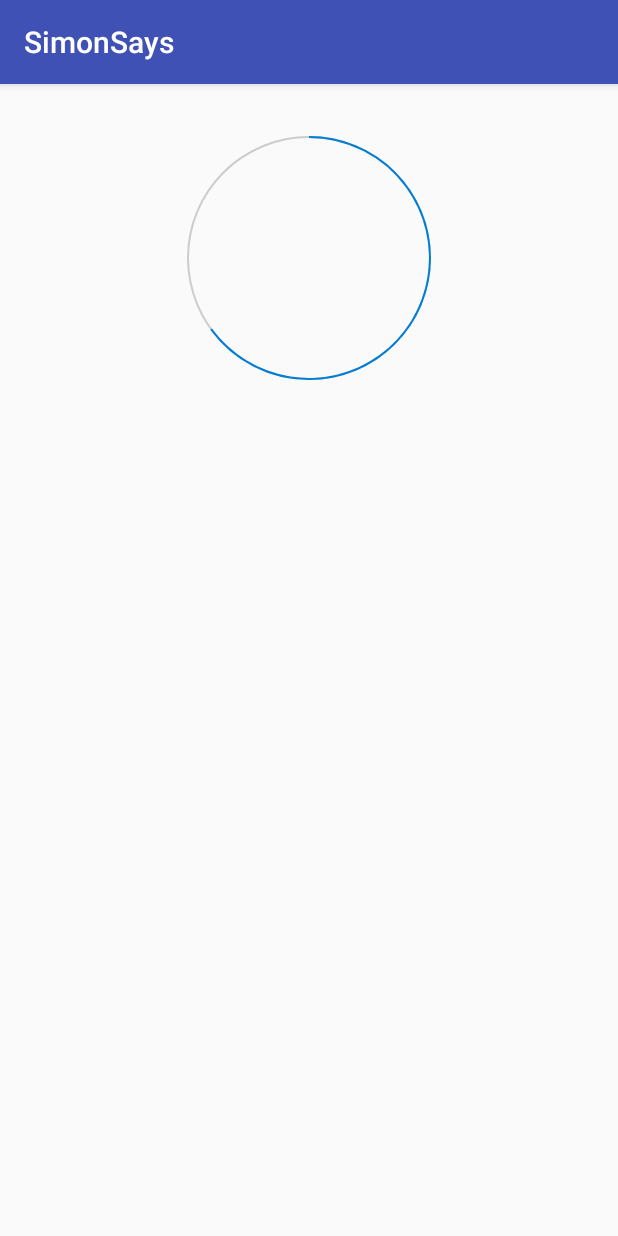
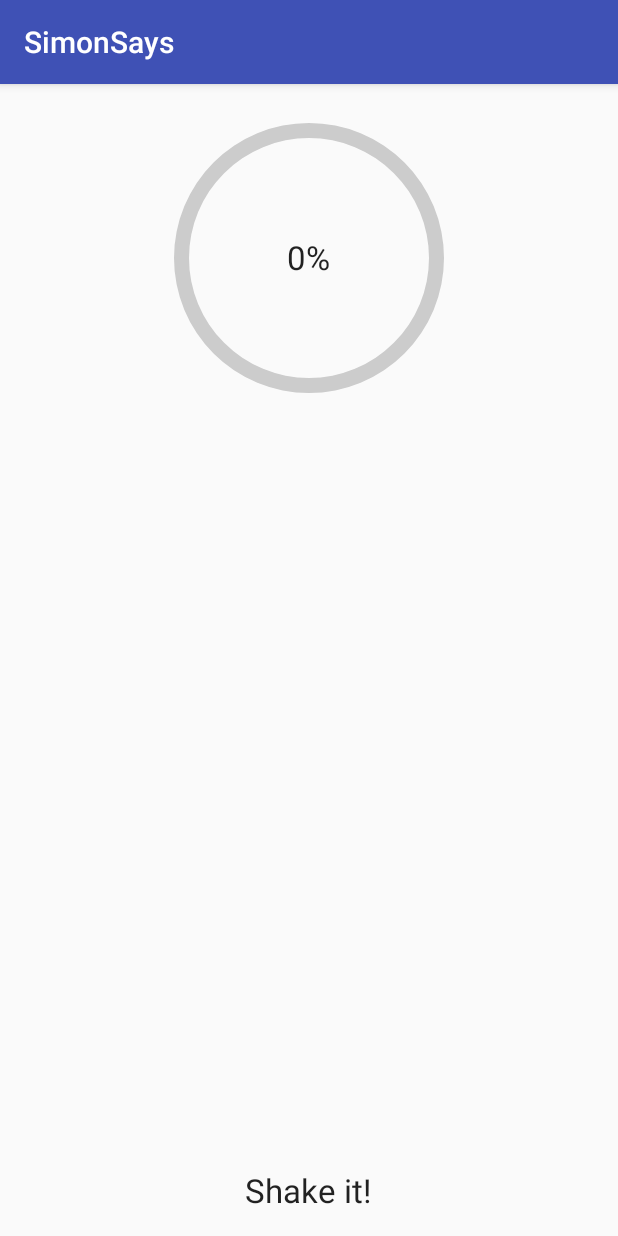
Before and after one commit to sjyan/Simon-Says, an Android app: the screen it shows after launch (MainActivity), on a phone screen of 412 x 824 dp. Run offline under Robolectric (Android 15) with nearby library versions, the phone set to English and light mode, and no system bars.

Commit message:
Finished Shaker Activity

```diff
--- a/app/src/main/java/edu/unc/sjyan/simonsays/MainActivity.java
+++ b/app/src/main/java/edu/unc/sjyan/simonsays/MainActivity.java
@@ -1,13 +1,68 @@
 package edu.unc.sjyan.simonsays;
 
+import android.content.Context;
+import android.hardware.Sensor;
+import android.hardware.SensorEvent;
+import android.hardware.SensorEventListener;
+import android.hardware.SensorManager;
 import android.support.v7.app.AppCompatActivity;
 import android.os.Bundle;
+import android.util.Log;
+import android.widget.ProgressBar;
+import android.widget.TextView;
 
-public class MainActivity extends AppCompatActivity {
+import java.util.List;
+
+public class MainActivity extends AppCompatActivity implements SensorEventListener {
+
+    SensorManager sm;
+    private Sensor s;
+    private List<Sensor> l;
+    ProgressBar pb;
+    float progress;
+    TextView percent;
 
     @Override
     protected void onCreate(Bundle savedInstanceState) {
         super.onCreate(savedInstanceState);
         setContentView(R.layout.activity_main);
+
+        sm = (SensorManager) getSystemService(Context.SENSOR_SERVICE);
+        l = sm.getSensorList(Sensor.TYPE_ALL);
+        s = sm.getDefaultSensor(Sensor.TYPE_GYROSCOPE);
+        sm.registerListener(this, s, 1000000);
+
+        pb = (ProgressBar) findViewById(R.id.progressBar);
+        percent = (TextView) findViewById(R.id.percent);
+        progress = 0;
+    }
+
+    @Override
+    public void onSensorChanged(SensorEvent event) {
+        float x = event.values[0];
+        float y = event.values[1];
+        float z = event.values[2];
+
+        updateProgress(x, y, z);
+    }
+
+    public void updateProgress(float x, float y, float z) {
+        progress += 0.1 * calculateRotationRate(x, y, z);
+        pb.setProgress((int) progress);
+        percent.setText((int) progress + "%");
+        Log.v("Shake progress", "" + progress);
+
+        if(((int) progress) == 100) {
+            // go to next activity!
+        }
+    }
+
+    private float calculateRotationRate(float x, float y, float z) {
+        return (float) Math.sqrt(x * x + y * y + z * z);
+    }
+
+    @Override
+    public void onAccuracyChanged(Sensor sensor, int accuracy) {
+
     }
 }
--- a/app/src/main/res/drawable/circle_shape.xml
+++ b/app/src/main/res/drawable/circle_shape.xml
@@ -3,7 +3,7 @@
     xmlns:android="http://schemas.android.com/apk/res/android"
     android:shape="ring"
     android:innerRadiusRatio="2.5"
-    android:thickness="1dp"
+    android:thickness="10dp"
     android:useLevel="false">
 
     <solid android:color="#CCC" />
--- a/app/src/main/res/drawable/circular_progress_bar.xml
+++ b/app/src/main/res/drawable/circular_progress_bar.xml
@@ -5,7 +5,7 @@
     <shape
         android:innerRadiusRatio="2.5"
         android:shape="ring"
-        android:thickness="1dp"
+        android:thickness="10dp"
         android:useLevel="true"><!-- this line fixes the issue for lollipop api 21 -->
 
         <gradient
--- a/app/src/main/res/layout/activity_main.xml
+++ b/app/src/main/res/layout/activity_main.xml
@@ -20,6 +20,25 @@
         style="?android:attr/progressBarStyleHorizontal"
         android:layout_centerHorizontal="true"
         android:max="100"
-        android:progress="65" />
+        android:progress="0" />
+
+    <TextView
+        android:layout_width="wrap_content"
+        android:layout_height="wrap_content"
+        android:textAppearance="?android:attr/textAppearanceLarge"
+        android:text="Shake it!"
+        android:id="@+id/textView"
+        android:layout_alignParentBottom="true"
+        android:layout_centerHorizontal="true" />
+
+    <TextView
+        android:layout_width="wrap_content"
+        android:layout_height="wrap_content"
+        android:textAppearance="?android:attr/textAppearanceLarge"
+        android:text="0%"
+        android:id="@+id/percent"
+        android:layout_marginBottom="86dp"
+        android:layout_alignBottom="@+id/progressBar"
+        android:layout_centerHorizontal="true" />
 
 </RelativeLayout>
```
